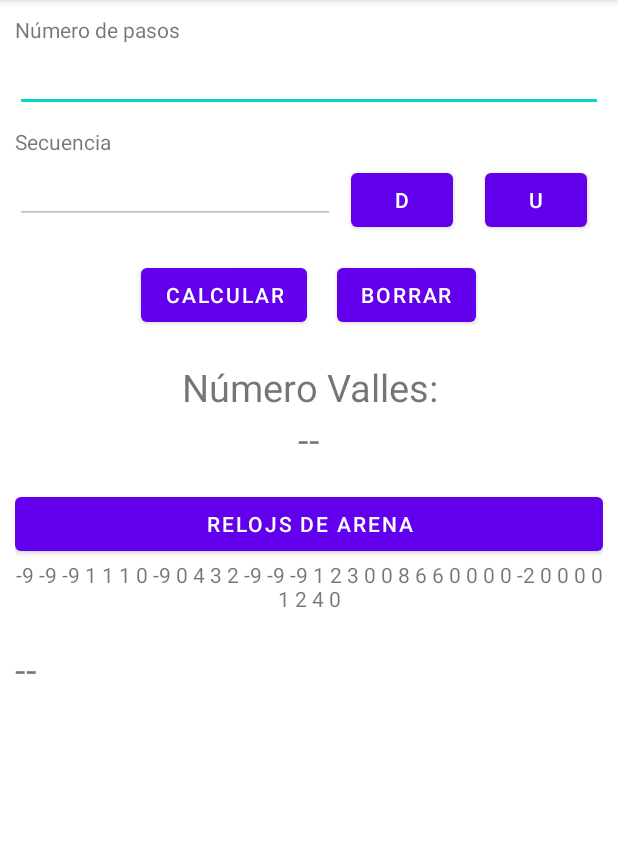
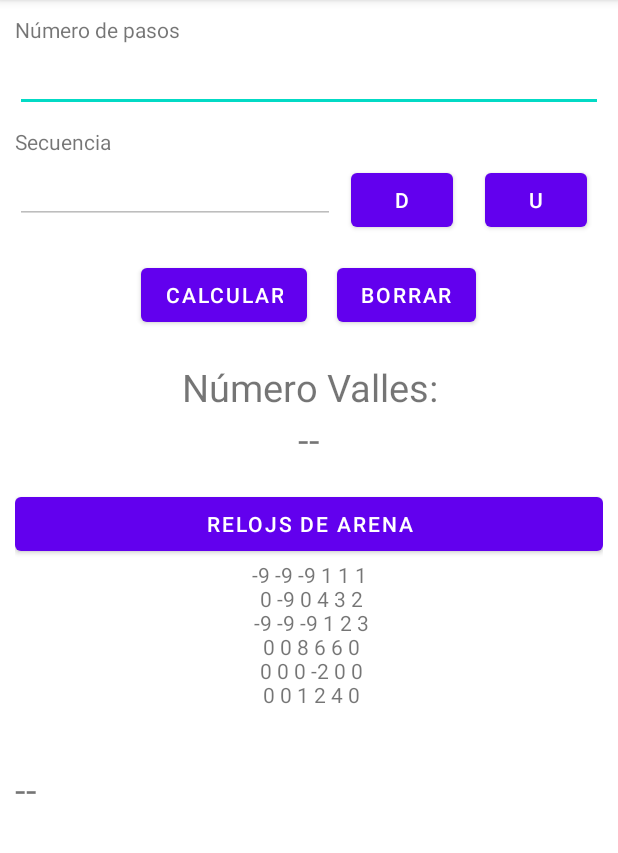
Before and after one commit to VictorMcc310/Valles-VMCC, an Android app: the screen it shows after launch (MainActivity), on a phone screen of 412 x 824 dp, the part 84-937 px from its top. Run offline under Robolectric (Android 15) with nearby library versions, the phone set to English and light mode, and no system bars.

Commit message:
update
mtriz harcode

```diff
--- a/app/src/main/res/values/strings.xml
+++ b/app/src/main/res/values/strings.xml
@@ -6,11 +6,11 @@
     <string name="calcular">calcular</string>
     <string name="up">U</string>
     <string name="dowm">D</string>
-    <string name="matriz">-9 -9 -9 1 1 1
-0 -9 0 4 3 2
--9 -9 -9 1 2 3
-0 0 8 6 6 0
-0 0 0 -2 0 0
-0 0 1 2 4 0</string>
+    <string name="matriz">-9 -9 -9 1 1 1\n
+0 -9 0 4 3 2\n
+-9 -9 -9 1 2 3\n
+0 0 8 6 6 0\n
+0 0 0 -2 0 0\n
+0 0 1 2 4 0\n</string>
 
 </resources>
```
